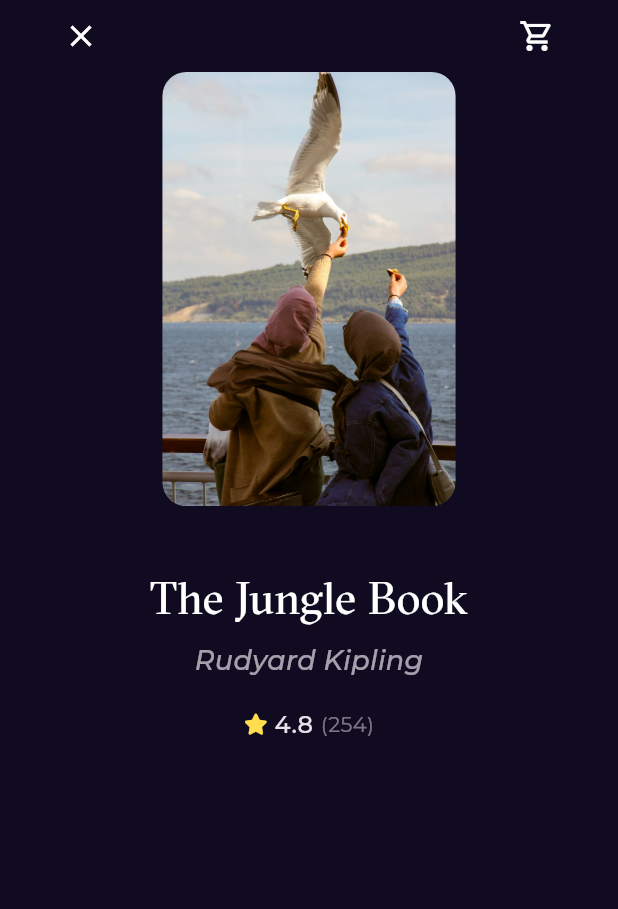
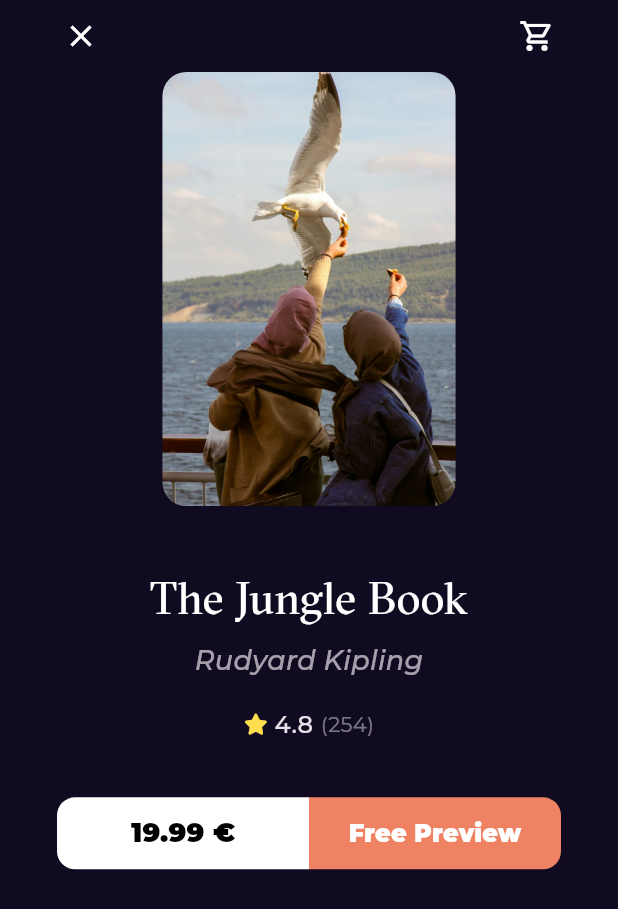
Before and after one commit to 7odaHany/Bookly, a Flutter app: the BookDetailsView screen opened by its route, on a phone screen of 412 x 824 dp. Shown: the top 909 px of the screen. Run offline on Flutter 3.47's test engine with Material 3 defaults, Android fonts, the phone set to English and light mode, and no system bars; our stand-ins replace flutter_svg, font_awesome_flutter, go_router, google_fonts.

Commit message:
create books action

```diff
--- a/lib/Features/home/presentation/views/widgets/book_details_view_body.dart
+++ b/lib/Features/home/presentation/views/widgets/book_details_view_body.dart
@@ -1,10 +1,9 @@
 import 'package:bookly/Features/home/presentation/views/widgets/book_rating.dart';
+import 'package:bookly/Features/home/presentation/views/widgets/books_action.dart';
 import 'package:bookly/Features/home/presentation/views/widgets/custom_app_bar_book_details.dart';
 import 'package:bookly/Features/home/presentation/views/widgets/custom_book_item.dart';
-import 'package:bookly/constants.dart';
 import 'package:bookly/core/Utils/styles.dart';
 import 'package:flutter/material.dart';
-import 'package:google_fonts/google_fonts.dart';
 
 class BookDetailsViewBody extends StatelessWidget {
   const BookDetailsViewBody({super.key});
@@ -49,6 +48,10 @@ class BookDetailsViewBody extends StatelessWidget {
           const BookRating(
             mainAxisAlignment: MainAxisAlignment.center,
           ),
+          const SizedBox(
+            height: 37,
+          ),
+          const BooksAction(),
         ],
       ),
     );
--- /dev/null
+++ b/lib/Features/home/presentation/views/widgets/books_action.dart
@@ -0,0 +1,40 @@
+import 'package:bookly/core/widgets/custom_buttom.dart';
+import 'package:flutter/material.dart';
+
+class BooksAction extends StatelessWidget {
+  const BooksAction({super.key});
+
+  @override
+  Widget build(BuildContext context) {
+    return const Padding(
+      padding: EdgeInsets.symmetric(horizontal: 8),
+      child: Row(
+        children: [
+          Expanded(
+            child: CustomButtom(
+              text: '19.99 €',
+              backgroundColor: Colors.white,
+              textColor: Colors.black,
+              borderRadius: BorderRadius.only(
+                topLeft: Radius.circular(12),
+                bottomLeft: Radius.circular(12),
+              ),
+            ),
+          ),
+          Expanded(
+            child: CustomButtom(
+              fontSize: 16,
+              text: 'Free Preview',
+              backgroundColor: Color(0xffEF8262),
+              textColor: Colors.white,
+              borderRadius: BorderRadius.only(
+                topRight: Radius.circular(12),
+                bottomRight: Radius.circular(12),
+              ),
+            ),
+          ),
+        ],
+      ),
+    );
+  }
+}
--- /dev/null
+++ b/lib/core/widgets/custom_buttom.dart
@@ -0,0 +1,39 @@
+import 'package:bookly/core/Utils/styles.dart';
+import 'package:flutter/material.dart';
+
+class CustomButtom extends StatelessWidget {
+  const CustomButtom(
+      {super.key,
+      required this.backgroundColor,
+      required this.textColor,
+      this.borderRadius,
+      required this.text,
+      this.fontSize});
+  final double? fontSize;
+  final String text;
+  final Color backgroundColor;
+  final Color textColor;
+  final BorderRadius? borderRadius;
+  @override
+  Widget build(BuildContext context) {
+    return SizedBox(
+      height: 48,
+      child: TextButton(
+          style: TextButton.styleFrom(
+            backgroundColor: backgroundColor,
+            shape: RoundedRectangleBorder(
+              borderRadius: borderRadius ?? BorderRadius.circular(12),
+            ),
+          ),
+          onPressed: () {},
+          child: Text(
+            text,
+            style: Styles.textStyle18.copyWith(
+              color: textColor,
+              fontWeight: FontWeight.w900,
+              fontSize: fontSize,
+            ),
+          )),
+    );
+  }
+}
```
